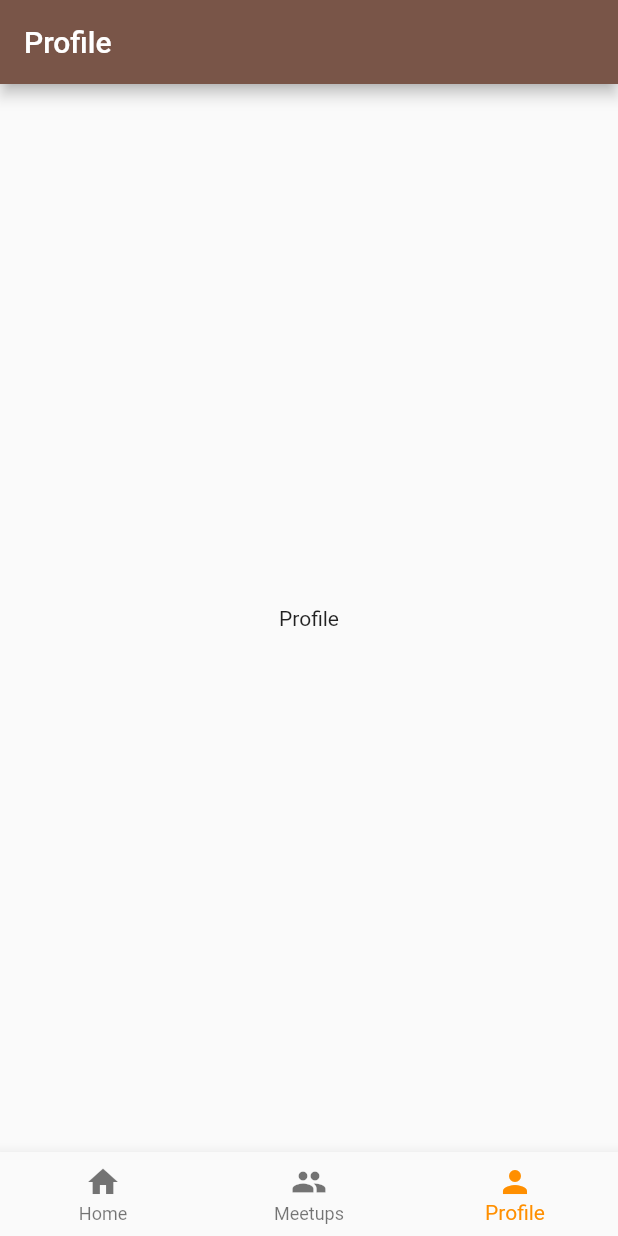
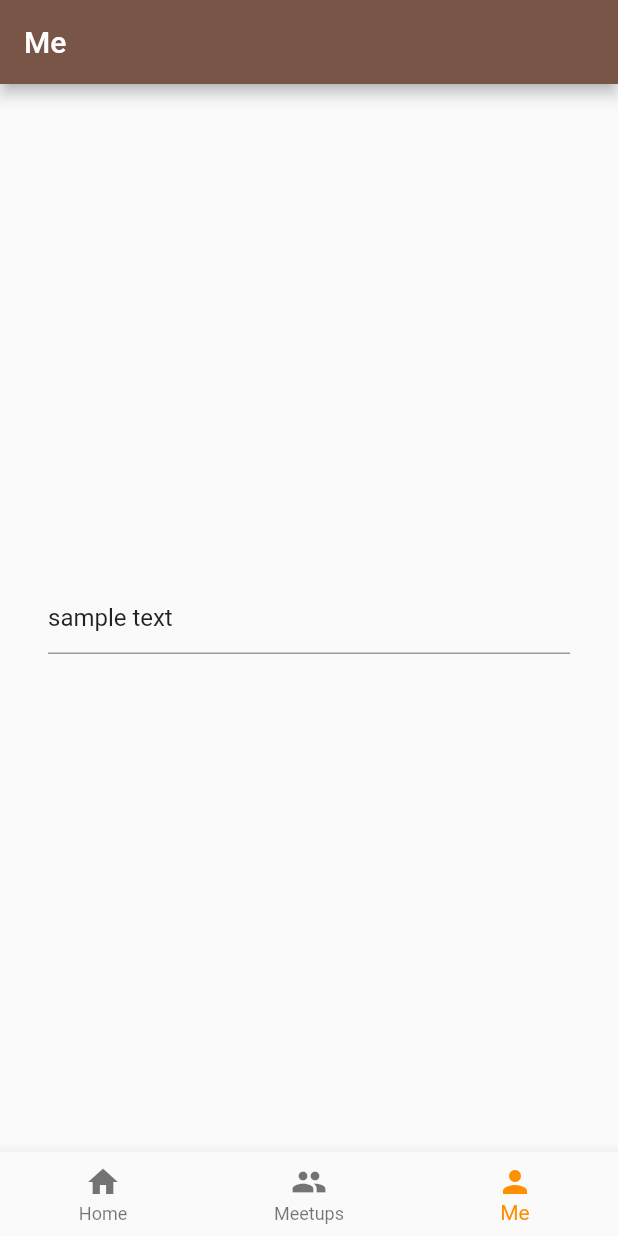
Before and after one commit to UpstreamCode/interconnect_mobile_app, a Flutter app: the screen it shows after launch, item 3 of the bottom bar chosen, on a phone screen of 412 x 824 dp. Run offline on Flutter 3.47's test engine with Material 2 defaults, Android fonts, the phone set to English and light mode, and no system bars.

Commit message:
Add initial pages

```diff
--- /dev/null
+++ b/lib/destination.dart
@@ -0,0 +1,10 @@
+import 'package:flutter/material.dart';
+
+class Destination {
+  const Destination(this.index, this.title, this.icon, this.color, this.page);
+  final int index;
+  final String title;
+  final IconData icon;
+  final MaterialColor color;
+  final Widget page;
+}
--- a/lib/main.dart
+++ b/lib/main.dart
@@ -1,4 +1,8 @@
 import 'package:flutter/material.dart';
+import 'package:interconnect_mobile_app/destination.dart';
+import 'package:interconnect_mobile_app/home_page.dart';
+import 'package:interconnect_mobile_app/meetups_page.dart';
+import 'package:interconnect_mobile_app/profile_page.dart';
 
 void main() => runApp(MyApp());
 
@@ -46,16 +50,10 @@ class MyHomePage extends StatefulWidget {
 class _MyHomePageState extends State<MyHomePage> {
   int _selectedIndex = 0;
 
-  static const List<Widget> _widgetOptions = <Widget>[
-    Text(
-      'Home',
-    ),
-    Text(
-      'Meetups',
-    ),
-    Text(
-      'Profile',
-    ),
+  static const List<Destination> _pageOptions = <Destination>[
+    Destination(0, 'Home', Icons.home, Colors.brown, HomePage()),
+    Destination(1, 'Meetups', Icons.people, Colors.cyan, MeetupsPage()),
+    Destination(2, 'Me', Icons.person, Colors.orange, ProfilePage()),
   ];
 
   void _onItemTapped(int index) {
@@ -68,26 +66,19 @@ class _MyHomePageState extends State<MyHomePage> {
   Widget build(BuildContext context) {
     return Scaffold(
       appBar: AppBar(
-        title: _widgetOptions[_selectedIndex],
+        title: Text(_pageOptions[_selectedIndex].title),
       ),
       body: Center(
-        child: _widgetOptions.elementAt(_selectedIndex),
+        child: _pageOptions.elementAt(_selectedIndex).page,
       ),
       bottomNavigationBar: BottomNavigationBar(
-        items: const <BottomNavigationBarItem>[
-          BottomNavigationBarItem(
-            icon: Icon(Icons.home),
-            title: Text('Home'),
-          ),
-          BottomNavigationBarItem(
-            icon: Icon(Icons.people),
-            title: Text('Meetups'),
-          ),
-          BottomNavigationBarItem(
-            icon: Icon(Icons.person),
-            title: Text('Profile'),
-          ),
-        ],
+        items: _pageOptions.map((Destination destination){
+          return BottomNavigationBarItem(
+              icon: Icon(destination.icon),
+              title: Text(destination.title)
+          );
+          }
+        ).toList(),
         currentIndex: _selectedIndex,
         selectedItemColor: Colors.amber[800],
         onTap: _onItemTapped,
--- /dev/null
+++ b/lib/profile_page.dart
@@ -0,0 +1,38 @@
+import 'package:flutter/material.dart';
+import 'package:interconnect_mobile_app/destination.dart';
+
+class ProfilePage extends StatefulWidget {
+  const ProfilePage({ Key key}) : super(key: key);
+
+  @override
+  _ProfilePageState createState() => _ProfilePageState();
+}
+
+class _ProfilePageState extends State<ProfilePage> {
+  TextEditingController _textController;
+
+  @override
+  void initState() {
+    super.initState();
+    _textController = TextEditingController(
+      text: 'sample text',
+    );
+  }
+
+  @override
+  Widget build(BuildContext context) {
+    return Scaffold(
+      body: Container(
+        padding: const EdgeInsets.all(32.0),
+        alignment: Alignment.center,
+        child: TextField(controller: _textController),
+      ),
+    );
+  }
+
+  @override
+  void dispose() {
+    _textController.dispose();
+    super.dispose();
+  }
+}
```
Also changed, not shown: lib/home_page.dart (added, +24 -0 lines), lib/meetups_page.dart (added, +35 -0 lines).
